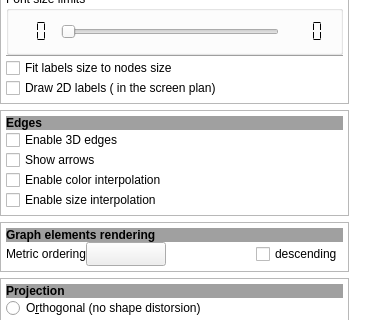
Old version of the form library/tulip-gui/designer/SceneConfigWidget.ui in the repository Tulip-Dev/tulip; both pictures show x 0 to 369 and y 276 to 596 of the 369 by 712 pixel window.
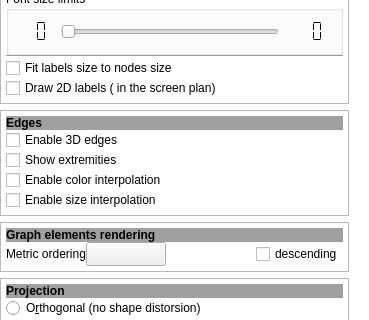
New version of the form. Icons and pictures are not drawn. Custom widgets are drawn as their Qt base class.

Commit message: SceneConfigWidget enhancement: rename 'Show arrows' into 'Show extremities' + update corresponding tooltip

Diff of the .ui file:
```diff
--- a/library/tulip-gui/designer/SceneConfigWidget.ui
+++ b/library/tulip-gui/designer/SceneConfigWidget.ui
@@ -611,7 +611,7 @@
                <string>enable/disable the display of the edges arrows</string>
               </property>
               <property name="text">
-               <string>Show arrows</string>
+               <string>Show extremities</string>
               </property>
              </widget>
             </item>
```
Left out of the diff: 2 changed lines with no effect on the pictures.
